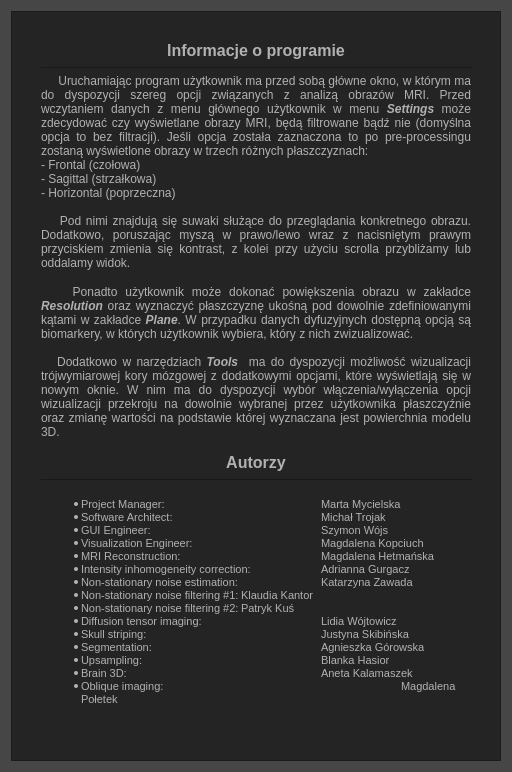
First picture: the form in x64/DADM/DADM/helpwindow.ui, repository martamycielska/DADM, before the edit.
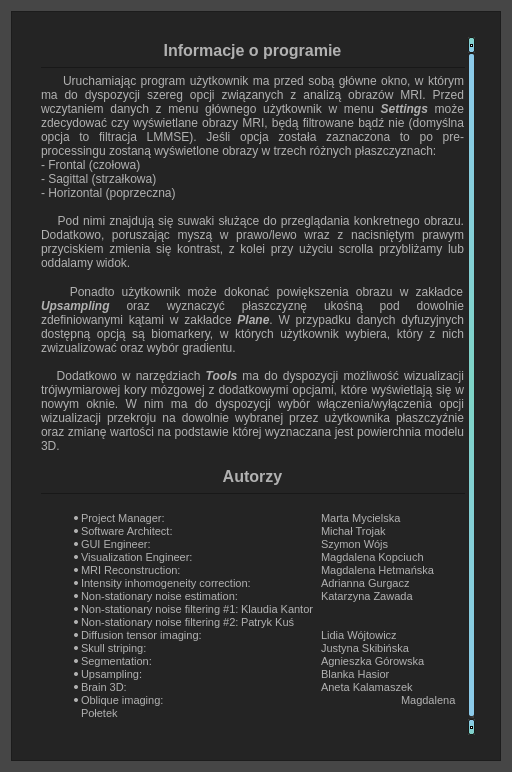
Second picture: the form after the edit. Icons and pictures are not drawn.

Commit message: Zmiany w helpie

Patch:
```diff
--- a/x64/DADM/DADM/helpwindow.ui
+++ b/x64/DADM/DADM/helpwindow.ui
@@ -513,16 +513,16 @@
 &lt;/style&gt;&lt;/head&gt;&lt;body style=&quot; font-family:'MS Shell Dlg 2'; font-size:8.25pt; font-weight:400; font-style:normal;&quot;&gt;
 &lt;p align=&quot;center&quot; style=&quot; margin-top:0px; margin-bottom:0px; margin-left:0px; margin-right:0px; -qt-block-indent:0; text-indent:0px;&quot;&gt;&lt;span style=&quot; font-size:12pt; font-weight:600;&quot;&gt;Informacje o programie&lt;/span&gt;&lt;/p&gt;
 &lt;hr /&gt;
-&lt;p align=&quot;justify&quot; style=&quot; margin-top:0px; margin-bottom:0px; margin-left:0px; margin-right:0px; -qt-block-indent:0; text-indent:0px;&quot;&gt;&lt;span style=&quot; font-size:9pt;&quot;&gt;     Uruchamiając program użytkownik ma przed sobą główne okno, w którym ma do dyspozycji szereg opcji związanych z analizą obrazów MRI. Przed wczytaniem danych z menu głównego użytkownik w menu &lt;/span&gt;&lt;span style=&quot; font-size:9pt; font-weight:600; font-style:italic;&quot;&gt;Settings &lt;/span&gt;&lt;span style=&quot; font-size:9pt;&quot;&gt;może zdecydować czy wyświetlane obrazy MRI, będą filtrowane bądź nie (domyślna opcja to bez filtracji). Jeśli opcja została zaznaczona to po pre-processingu zostaną wyświetlone obrazy w trzech różnych płaszczyznach:&lt;/span&gt;&lt;/p&gt;
+&lt;p align=&quot;justify&quot; style=&quot; margin-top:0px; margin-bottom:0px; margin-left:0px; margin-right:0px; -qt-block-indent:0; text-indent:0px;&quot;&gt;&lt;span style=&quot; font-size:9pt;&quot;&gt;     Uruchamiając program użytkownik ma przed sobą główne okno, w którym ma do dyspozycji szereg opcji związanych z analizą obrazów MRI. Przed wczytaniem danych z menu głównego użytkownik w menu &lt;/span&gt;&lt;span style=&quot; font-size:9pt; font-weight:600; font-style:italic;&quot;&gt;Settings &lt;/span&gt;&lt;span style=&quot; font-size:9pt;&quot;&gt;może zdecydować czy wyświetlane obrazy MRI, będą filtrowane bądź nie (domyślna opcja to filtracja LMMSE). Jeśli opcja została zaznaczona to po pre-processingu zostaną wyświetlone obrazy w trzech różnych płaszczyznach:&lt;/span&gt;&lt;/p&gt;
 &lt;p align=&quot;justify&quot; style=&quot; margin-top:0px; margin-bottom:0px; margin-left:0px; margin-right:0px; -qt-block-indent:0; text-indent:0px;&quot;&gt;&lt;span style=&quot; font-size:9pt;&quot;&gt;- Frontal (czołowa)&lt;/span&gt;&lt;/p&gt;
 &lt;p align=&quot;justify&quot; style=&quot; margin-top:0px; margin-bottom:0px; margin-left:0px; margin-right:0px; -qt-block-indent:0; text-indent:0px;&quot;&gt;&lt;span style=&quot; font-size:9pt;&quot;&gt;- Sagittal (strzałkowa)&lt;/span&gt;&lt;/p&gt;
 &lt;p align=&quot;justify&quot; style=&quot; margin-top:0px; margin-bottom:0px; margin-left:0px; margin-right:0px; -qt-block-indent:0; text-indent:0px;&quot;&gt;&lt;span style=&quot; font-size:9pt;&quot;&gt;- Horizontal (poprzeczna)&lt;/span&gt;&lt;/p&gt;
 &lt;p align=&quot;justify&quot; style=&quot;-qt-paragraph-type:empty; margin-top:0px; margin-bottom:0px; margin-left:0px; margin-right:0px; -qt-block-indent:0; text-indent:0px; font-size:9pt;&quot;&gt;&lt;br /&gt;&lt;/p&gt;
 &lt;p align=&quot;justify&quot; style=&quot; margin-top:0px; margin-bottom:0px; margin-left:0px; margin-right:0px; -qt-block-indent:0; text-indent:0px;&quot;&gt;&lt;span style=&quot; font-size:9pt;&quot;&gt;    Pod nimi znajdują się suwaki służące do przeglądania konkretnego obrazu. Dodatkowo, poruszając myszą w prawo/lewo wraz z nacisniętym prawym przyciskiem zmienia się kontrast, z kolei przy użyciu scrolla przybliżamy lub oddalamy widok.&lt;/span&gt;&lt;/p&gt;
 &lt;p align=&quot;justify&quot; style=&quot;-qt-paragraph-type:empty; margin-top:0px; margin-bottom:0px; margin-left:0px; margin-right:0px; -qt-block-indent:0; text-indent:0px; font-size:10pt;&quot;&gt;&lt;br /&gt;&lt;/p&gt;
-&lt;p align=&quot;justify&quot; style=&quot; margin-top:0px; margin-bottom:0px; margin-left:0px; margin-right:0px; -qt-block-indent:0; text-indent:0px;&quot;&gt;&lt;span style=&quot; font-size:9pt;&quot;&gt;    Ponadto użytkownik może dokonać powiększenia obrazu w zakładce &lt;/span&gt;&lt;span style=&quot; font-size:9pt; font-weight:600; font-style:italic;&quot;&gt;Resolution&lt;/span&gt;&lt;span style=&quot; font-size:9pt;&quot;&gt; oraz wyznaczyć płaszczyznę ukośną pod dowolnie zdefiniowanymi kątami w zakładce &lt;/span&gt;&lt;span style=&quot; font-size:9pt; font-weight:600; font-style:italic;&quot;&gt;Plane&lt;/span&gt;&lt;span style=&quot; font-size:9pt;&quot;&gt;. W przypadku danych dyfuzyjnych dostępną opcją są biomarkery, w których użytkownik wybiera, który z nich zwizualizować.&lt;/span&gt;&lt;/p&gt;
+&lt;p align=&quot;justify&quot; style=&quot; margin-top:0px; margin-bottom:0px; margin-left:0px; margin-right:0px; -qt-block-indent:0; text-indent:0px;&quot;&gt;&lt;span style=&quot; font-size:9pt;&quot;&gt;    Ponadto użytkownik może dokonać powiększenia obrazu w zakładce &lt;/span&gt;&lt;span style=&quot; font-size:9pt; font-weight:600; font-style:italic;&quot;&gt;Upsampling&lt;/span&gt;&lt;span style=&quot; font-size:9pt;&quot;&gt; oraz wyznaczyć płaszczyznę ukośną pod dowolnie zdefiniowanymi kątami w zakładce &lt;/span&gt;&lt;span style=&quot; font-size:9pt; font-weight:600; font-style:italic;&quot;&gt;Plane&lt;/span&gt;&lt;span style=&quot; font-size:9pt;&quot;&gt;. W przypadku danych dyfuzyjnych dostępną opcją są biomarkery, w których użytkownik wybiera, który z nich zwizualizować oraz wybór gradientu.&lt;/span&gt;&lt;/p&gt;
 &lt;p align=&quot;justify&quot; style=&quot;-qt-paragraph-type:empty; margin-top:0px; margin-bottom:0px; margin-left:0px; margin-right:0px; -qt-block-indent:0; text-indent:0px; font-size:9pt;&quot;&gt;&lt;br /&gt;&lt;/p&gt;
-&lt;p align=&quot;justify&quot; style=&quot; margin-top:0px; margin-bottom:0px; margin-left:0px; margin-right:0px; -qt-block-indent:0; text-indent:0px;&quot;&gt;&lt;span style=&quot; font-size:9pt;&quot;&gt;   Dodatkowo w narzędziach &lt;/span&gt;&lt;span style=&quot; font-size:9pt; font-weight:600; font-style:italic;&quot;&gt;Tools &lt;/span&gt;&lt;span style=&quot; font-size:9pt;&quot;&gt; ma do dyspozycji możliwość wizualizacji trójwymiarowej kory mózgowej z dodatkowymi opcjami, które wyświetlają się w nowym oknie. W nim ma do dyspozycji wybór włączenia/wyłączenia opcji wizualizacji przekroju na dowolnie wybranej przez użytkownika płaszczyźnie oraz zmianę wartości na podstawie której wyznaczana jest powierchnia modelu 3D.&lt;/span&gt;&lt;/p&gt;
+&lt;p align=&quot;justify&quot; style=&quot; margin-top:0px; margin-bottom:0px; margin-left:0px; margin-right:0px; -qt-block-indent:0; text-indent:0px;&quot;&gt;&lt;span style=&quot; font-size:9pt;&quot;&gt;   Dodatkowo w narzędziach &lt;/span&gt;&lt;span style=&quot; font-size:9pt; font-weight:600; font-style:italic;&quot;&gt;Tools &lt;/span&gt;&lt;span style=&quot; font-size:9pt;&quot;&gt;ma do dyspozycji możliwość wizualizacji trójwymiarowej kory mózgowej z dodatkowymi opcjami, które wyświetlają się w nowym oknie. W nim ma do dyspozycji wybór włączenia/wyłączenia opcji wizualizacji przekroju na dowolnie wybranej przez użytkownika płaszczyźnie oraz zmianę wartości na podstawie której wyznaczana jest powierchnia modelu 3D.&lt;/span&gt;&lt;/p&gt;
 &lt;p align=&quot;justify&quot; style=&quot; margin-top:0px; margin-bottom:0px; margin-left:0px; margin-right:0px; -qt-block-indent:0; text-indent:0px;&quot;&gt;&lt;span style=&quot; font-size:9pt;&quot;&gt;   &lt;/span&gt;&lt;/p&gt;
 &lt;p align=&quot;center&quot; style=&quot; margin-top:0px; margin-bottom:0px; margin-left:0px; margin-right:0px; -qt-block-indent:0; text-indent:0px;&quot;&gt;&lt;span style=&quot; font-size:12pt; font-weight:600;&quot;&gt;Autorzy&lt;/span&gt;&lt;/p&gt;
 &lt;hr /&gt;
```
